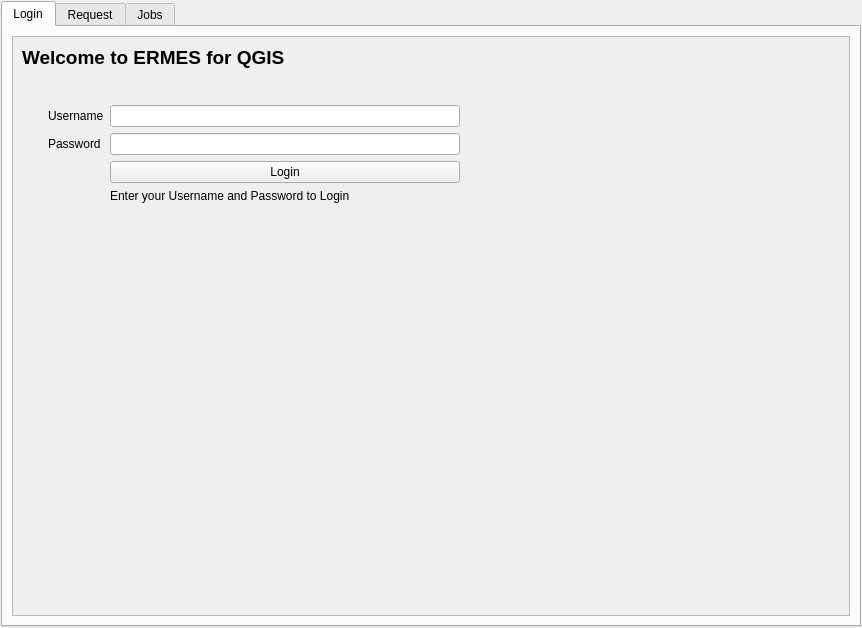
This is ermes_qgis_dialog_base.ui in links-ads/ermes-mapping-plugin as Qt 5 draws it before an edit. The edited form follows.
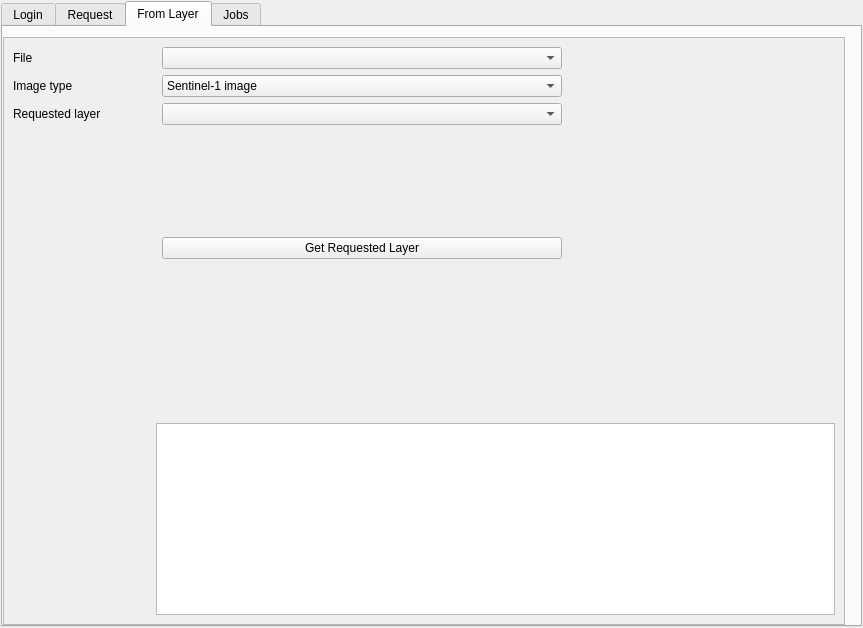
This is the edited form. Custom widgets are drawn as their Qt base class.

Commit message: first draft of from_file tab for file requests

Patch:
```diff
--- a/ermes_qgis_dialog_base.ui
+++ b/ermes_qgis_dialog_base.ui
@@ -6,7 +6,7 @@
    <rect>
     <x>0</x>
     <y>0</y>
-    <width>862</width>
+    <width>863</width>
     <height>628</height>
    </rect>
   </property>
@@ -38,7 +38,7 @@
          </sizepolicy>
         </property>
         <property name="currentIndex">
-         <number>0</number>
+         <number>2</number>
         </property>
         <widget class="QWidget" name="loginTab">
          <property name="mouseTracking">
@@ -70,8 +70,8 @@
               <rect>
                <x>0</x>
                <y>0</y>
-               <width>832</width>
-               <height>556</height>
+               <width>833</width>
+               <height>578</height>
               </rect>
              </property>
              <layout class="QGridLayout" name="gridLayout_8">
@@ -1084,6 +1084,228 @@
           </item>
          </layout>
         </widget>
+        <widget class="QWidget" name="fromLayerTab">
+         <attribute name="title">
+          <string>From Layer</string>
+         </attribute>
+         <widget class="QScrollArea" name="fromLayerScrollArea">
+          <property name="geometry">
+           <rect>
+            <x>0</x>
+            <y>10</y>
+            <width>842</width>
+            <height>588</height>
+           </rect>
+          </property>
+          <property name="sizePolicy">
+           <sizepolicy hsizetype="Expanding" vsizetype="Preferred">
+            <horstretch>0</horstretch>
+            <verstretch>0</verstretch>
+           </sizepolicy>
+          </property>
+          <property name="verticalScrollBarPolicy">
+           <enum>Qt::ScrollBarAsNeeded</enum>
+          </property>
+          <property name="horizontalScrollBarPolicy">
+           <enum>Qt::ScrollBarAsNeeded</enum>
+          </property>
+          <property name="widgetResizable">
+           <bool>true</bool>
+          </property>
+          <widget class="QWidget" name="scrollAreaWidgetContents">
+           <property name="geometry">
+            <rect>
+             <x>0</x>
+             <y>0</y>
+             <width>840</width>
+             <height>586</height>
+            </rect>
+           </property>
+           <layout class="QGridLayout" name="gridLayout_6">
+            <item row="19" column="0">
+             <widget class="QWidget" name="verticalSpace" native="true">
+              <property name="enabled">
+               <bool>true</bool>
+              </property>
+              <property name="minimumSize">
+               <size>
+                <width>137</width>
+                <height>100</height>
+               </size>
+              </property>
+              <property name="baseSize">
+               <size>
+                <width>0</width>
+                <height>0</height>
+               </size>
+              </property>
+              <layout class="QVBoxLayout" name="verticalLayout_3"/>
+             </widget>
+            </item>
+            <item row="18" column="2">
+             <layout class="QHBoxLayout" name="horizontalLayout_11">
+              <item>
+               <widget class="QComboBox" name="requestedLayerComboBox">
+                <property name="minimumSize">
+                 <size>
+                  <width>400</width>
+                  <height>0</height>
+                 </size>
+                </property>
+                <property name="maximumSize">
+                 <size>
+                  <width>400</width>
+                  <height>16777215</height>
+                 </size>
+                </property>
+                <property name="currentIndex">
+                 <number>-1</number>
+                </property>
+                <item>
+                 <property name="text">
+                  <string>Burned area delineation</string>
+                 </property>
+                </item>
+                <item>
+                 <property name="text">
+                  <string>Burn Severity estimation</string>
+                 </property>
+                </item>
+                <item>
+                 <property name="text">
+                  <string>Waterbody delineation</string>
+                 </property>
+                </item>
+               </widget>
+              </item>
+              <item>
+               <spacer name="horizontalSpacer_10">
+                <property name="orientation">
+                 <enum>Qt::Horizontal</enum>
+                </property>
+                <property name="sizeHint" stdset="0">
+                 <size>
+                  <width>40</width>
+                  <height>0</height>
+                 </size>
+                </property>
+               </spacer>
+              </item>
+             </layout>
+            </item>
+            <item row="5" column="2">
+             <widget class="QgsMapLayerComboBox" name="rasterLayerComboBox">
+              <property name="maximumSize">
+               <size>
+                <width>400</width>
+                <height>16777215</height>
+               </size>
+              </property>
+             </widget>
+            </item>
+            <item row="18" column="0">
+             <widget class="QLabel" name="requestedLayerText">
+              <property name="text">
+               <string>Requested layer</string>
+              </property>
+             </widget>
+            </item>
+            <item row="11" column="0">
+             <widget class="QLabel" name="imageTypeText">
+              <property name="text">
+               <string>Image type</string>
+              </property>
+             </widget>
+            </item>
+            <item row="20" column="2">
+             <layout class="QHBoxLayout" name="horizontalLayout_12">
+              <item>
+               <widget class="QPushButton" name="requestFilePushButton">
+                <property name="minimumSize">
+                 <size>
+                  <width>400</width>
+                  <height>0</height>
+                 </size>
+                </property>
+                <property name="maximumSize">
+                 <size>
+                  <width>400</width>
+                  <height>16777215</height>
+                 </size>
+                </property>
+                <property name="text">
+                 <string>Get Requested Layer</string>
+                </property>
+               </widget>
+              </item>
+              <item>
+               <spacer name="horizontalSpacer_11">
+                <property name="orientation">
+                 <enum>Qt::Horizontal</enum>
+                </property>
+                <property name="sizeHint" stdset="0">
+                 <size>
+                  <width>40</width>
+                  <height>20</height>
+                 </size>
+                </property>
+               </spacer>
+              </item>
+             </layout>
+            </item>
+            <item row="5" column="0">
+             <widget class="QLabel" name="fileLabel">
+              <property name="text">
+               <string>File</string>
+              </property>
+             </widget>
+            </item>
+            <item row="11" column="2">
+             <widget class="QComboBox" name="imageTypeComboBox">
+              <property name="minimumSize">
+               <size>
+                <width>400</width>
+                <height>0</height>
+               </size>
+              </property>
+              <property name="maximumSize">
+               <size>
+                <width>400</width>
+                <height>16777215</height>
+               </size>
+              </property>
+              <item>
+               <property name="text">
+                <string>Sentinel-1 image</string>
+               </property>
+              </item>
+              <item>
+               <property name="text">
+                <string>Sentinel-2 image</string>
+               </property>
+              </item>
+             </widget>
+            </item>
+            <item row="21" column="2">
+             <spacer name="verticalSpacer_3">
+              <property name="orientation">
+               <enum>Qt::Vertical</enum>
+              </property>
+              <property name="sizeHint" stdset="0">
+               <size>
+                <width>20</width>
+                <height>20</height>
+               </size>
+              </property>
+             </spacer>
+            </item>
+            <item row="22" column="1" colspan="2">
+             <widget class="QTextBrowser" name="textLogger2"/>
+            </item>
+           </layout>
+          </widget>
+         </widget>
+        </widget>
         <widget class="QWidget" name="jobsTab">
          <attribute name="title">
           <string>Jobs</string>
```
Left out of the diff: 375 changed lines with no effect on the pictures. The commit also changes 1 other file.
